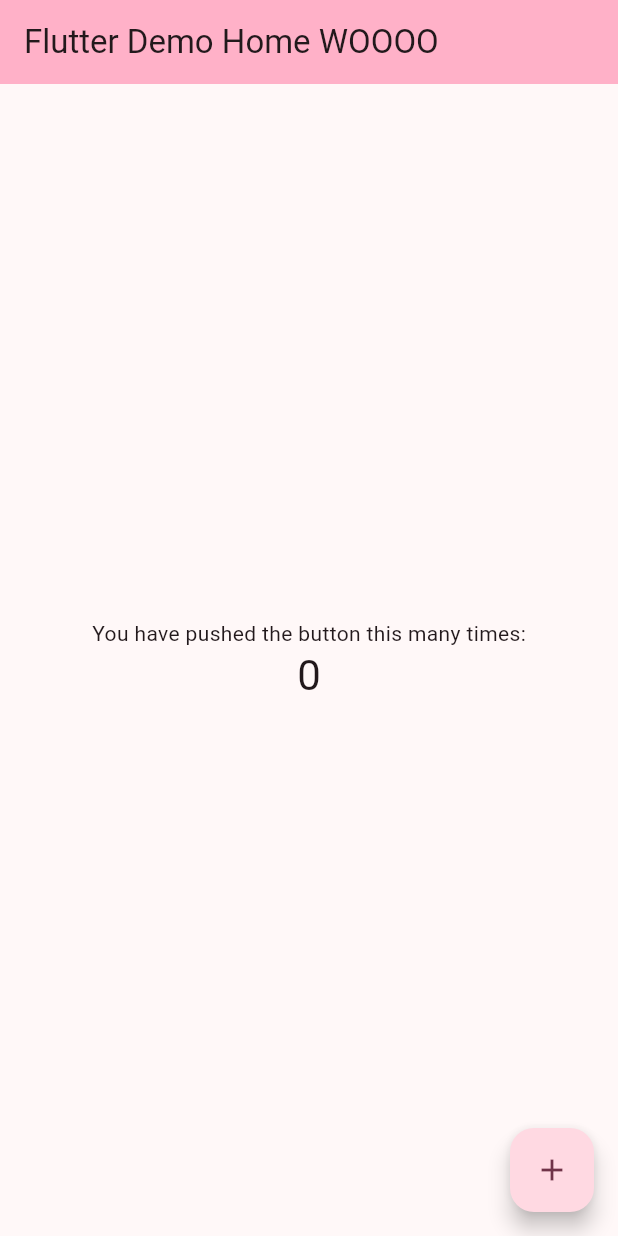
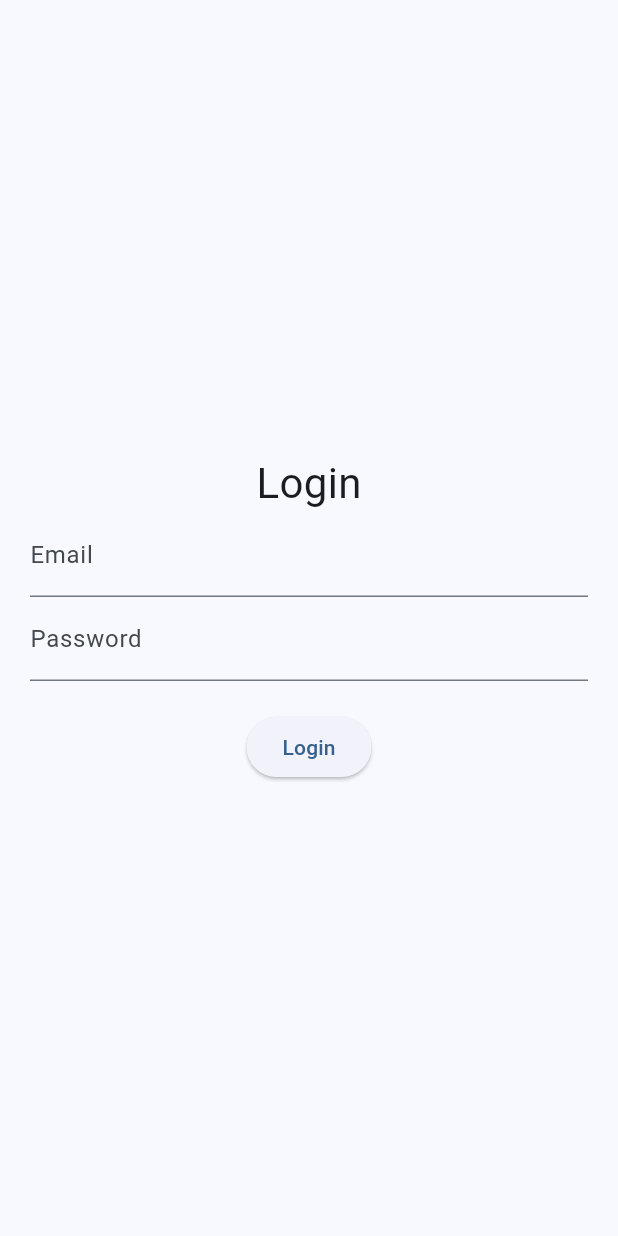
Before and after one commit to mpan322/seek-mobile, a Flutter app: the screen it shows after launch, on a phone screen of 412 x 824 dp. Run offline on Flutter 3.47's test engine with Material 3 defaults, Android fonts, the phone set to English and light mode, and no system bars; our stand-ins replace flutter_secure_storage.

Commit message:
setup dummy login screen and install more deps

```diff
--- a/lib/main.dart
+++ b/lib/main.dart
@@ -1,4 +1,5 @@
 import 'package:flutter/material.dart';
+import 'screens/login_screen.dart';
 
 void main() {
   runApp(const MyApp());
@@ -7,116 +8,16 @@ void main() {
 class MyApp extends StatelessWidget {
   const MyApp({super.key});
 
-  // This widget is the root of your application.
   @override
   Widget build(BuildContext context) {
     return MaterialApp(
-      title: 'Flutter Demo',
+      title: 'Seek',
+      debugShowCheckedModeBanner: false,
       theme: ThemeData(
-        // This is the theme of your application.
-        //
-        // TRY THIS: Try running your application with "flutter run". You'll see
-        // the application has a purple toolbar. Then, without quitting the app,
-        // try changing the seedColor in the colorScheme below to Colors.green
-        // and then invoke "hot reload" (save your changes or press the "hot
-        // reload" button in a Flutter-supported IDE, or press "r" if you used
-        // the command line to start the app).
-        //
-        // Notice that the counter didn't reset back to zero; the application
-        // state is not lost during the reload. To reset the state, use hot
-        // restart instead.
-        //
-        // This works for code too, not just values: Most code changes can be
-        // tested with just a hot reload.
-        colorScheme: ColorScheme.fromSeed(seedColor: Colors.transparent),
+        colorScheme: ColorScheme.fromSeed(seedColor: Colors.blue),
+        useMaterial3: true,
       ),
-      home: const MyHomePage(title: 'Flutter Demo Home WOOOO'),
+      home: const LoginScreen(),
     );
   }
 }
-
-class MyHomePage extends StatefulWidget {
-  const MyHomePage({super.key, required this.title});
-
-  // This widget is the home page of your application. It is stateful, meaning
-  // that it has a State object (defined below) that contains fields that affect
-  // how it looks.
-
-  // This class is the configuration for the state. It holds the values (in this
-  // case the title) provided by the parent (in this case the App widget) and
-  // used by the build method of the State. Fields in a Widget subclass are
-  // always marked "final".
-
-  final String title;
-
-  @override
-  State<MyHomePage> createState() => _MyHomePageState();
-}
-
-class _MyHomePageState extends State<MyHomePage> {
-  int _counter = 0;
-
-  void _incrementCounter() {
-    setState(() {
-      // This call to setState tells the Flutter framework that something has
-      // changed in this State, which causes it to rerun the build method below
-      // so that the display can reflect the updated values. If we changed
-      // _counter without calling setState(), then the build method would not be
-      // called again, and so nothing would appear to happen.
-      _counter++;
-    });
-  }
-
-  @override
-  Widget build(BuildContext context) {
-    // This method is rerun every time setState is called, for instance as done
-    // by the _incrementCounter method above.
-    //
-    // The Flutter framework has been optimized to make rerunning build methods
-    // fast, so that you can just rebuild anything that needs updating rather
-    // than having to individually change instances of widgets.
-    return Scaffold(
-      appBar: AppBar(
-        // TRY THIS: Try changing the color here to a specific color (to
-        // Colors.amber, perhaps?) and trigger a hot reload to see the AppBar
-        // change color while the other colors stay the same.
-        backgroundColor: Theme.of(context).colorScheme.inversePrimary,
-        // Here we take the value from the MyHomePage object that was created by
-        // the App.build method, and use it to set our appbar title.
-        title: Text(widget.title),
-      ),
-      body: Center(
-        // Center is a layout widget. It takes a single child and positions it
-        // in the middle of the parent.
-        child: Column(
-          // Column is also a layout widget. It takes a list of children and
-          // arranges them vertically. By default, it sizes itself to fit its
-          // children horizontally, and tries to be as tall as its parent.
-          //
-          // Column has various properties to control how it sizes itself and
-          // how it positions its children. Here we use mainAxisAlignment to
-          // center the children vertically; the main axis here is the vertical
-          // axis because Columns are vertical (the cross axis would be
-          // horizontal).
-          //
-          // TRY THIS: Invoke "debug painting" (choose the "Toggle Debug Paint"
-          // action in the IDE, or press "p" in the console), to see the
-          // wireframe for each widget.
-          mainAxisAlignment: MainAxisAlignment.center,
-          children: <Widget>[
-            const Text('You have pushed the button this many times:'),
-            Text(
-              '$_counter',
-              style: Theme.of(context).textTheme.headlineMedium,
-            ),
-          ],
-        ),
-      ),
-      floatingActionButton: FloatingActionButton(
-        onPressed: _incrementCounter,
-        tooltip: 'Increment',
-        child: const Icon(Icons.add),
-      ), // This trailing comma makes auto-formatting nicer for build methods.
-    );
-  }
-}
--- /dev/null
+++ b/lib/screens/login_screen.dart
@@ -0,0 +1,66 @@
+import 'package:flutter/material.dart';
+import '../services/auth_service.dart';
+
+class LoginScreen extends StatefulWidget {
+  const LoginScreen({super.key});
+
+  @override
+  State<LoginScreen> createState() => _LoginScreenState();
+}
+
+class _LoginScreenState extends State<LoginScreen> {
+  final TextEditingController emailController = TextEditingController();
+  final TextEditingController passwordController = TextEditingController();
+  bool isLoading = false;
+
+  void login() async {
+    setState(() => isLoading = true);
+
+    final success = await AuthService().login(
+      emailController.text,
+      passwordController.text,
+    );
+
+    setState(() => isLoading = false);
+
+    if (success) {
+      // Navigate to home screen
+      Navigator.pushReplacementNamed(context, '/home');
+    } else {
+      ScaffoldMessenger.of(context).showSnackBar(
+        const SnackBar(content: Text('Invalid credentials')),
+      );
+    }
+  }
+
+  @override
+  Widget build(BuildContext context) {
+    return Scaffold(
+      body: Padding(
+        padding: const EdgeInsets.all(20),
+        child: Column(
+          mainAxisAlignment: MainAxisAlignment.center,
+          children: [
+            const Text("Login", style: TextStyle(fontSize: 28)),
+            TextField(
+              controller: emailController,
+              decoration: const InputDecoration(labelText: "Email"),
+            ),
+            TextField(
+              controller: passwordController,
+              decoration: const InputDecoration(labelText: "Password"),
+              obscureText: true,
+            ),
+            const SizedBox(height: 20),
+            isLoading
+                ? const CircularProgressIndicator()
+                : ElevatedButton(
+              onPressed: login,
+              child: const Text('Login'),
+            ),
+          ],
+        ),
+      ),
+    );
+  }
+}
--- /dev/null
+++ b/lib/services/auth_service.dart
@@ -0,0 +1,25 @@
+import 'dart:convert';
+import 'package:http/http.dart' as http;
+import '../utils/secure_storage.dart';
+
+class AuthService {
+  final String baseUrl = 'http://YOUR_NEST_BACKEND_URL';
+
+  Future<bool> login(String email, String password) async {
+    final url = Uri.parse('$baseUrl/auth/login');
+
+    final response = await http.post(
+      url,
+      headers: {'Content-Type': 'application/json'},
+      body: jsonEncode({'email': email, 'password': password}),
+    );
+
+    if (response.statusCode == 200) {
+      final data = jsonDecode(response.body);
+      await SecureStorage.saveToken('accessToken', data['access_token']);
+      await SecureStorage.saveToken('refreshToken', data['refresh_token']);
+      return true;
+    }
+    return false;
+  }
+}
--- /dev/null
+++ b/lib/utils/secure_storage.dart
@@ -0,0 +1,17 @@
+import 'package:flutter_secure_storage/flutter_secure_storage.dart';
+
+class SecureStorage {
+  static final FlutterSecureStorage _storage = const FlutterSecureStorage();
+
+  static Future<void> saveToken(String key, String value) async {
+    await _storage.write(key: key, value: value);
+  }
+
+  static Future<String?> getToken(String key) async {
+    return await _storage.read(key: key);
+  }
+
+  static Future<void> clear() async {
+    await _storage.deleteAll();
+  }
+}
--- a/pubspec.yaml
+++ b/pubspec.yaml
@@ -36,6 +36,8 @@ dependencies:
   cupertino_icons: ^1.0.8
   go_router: ^17.0.0
   freezed: ^3.2.3
+  http: ^1.2.0
+  flutter_secure_storage: ^9.0.0
 
 dev_dependencies:
   flutter_test:
```
Also changed, not shown: pubspec.lock, 5 other files.
